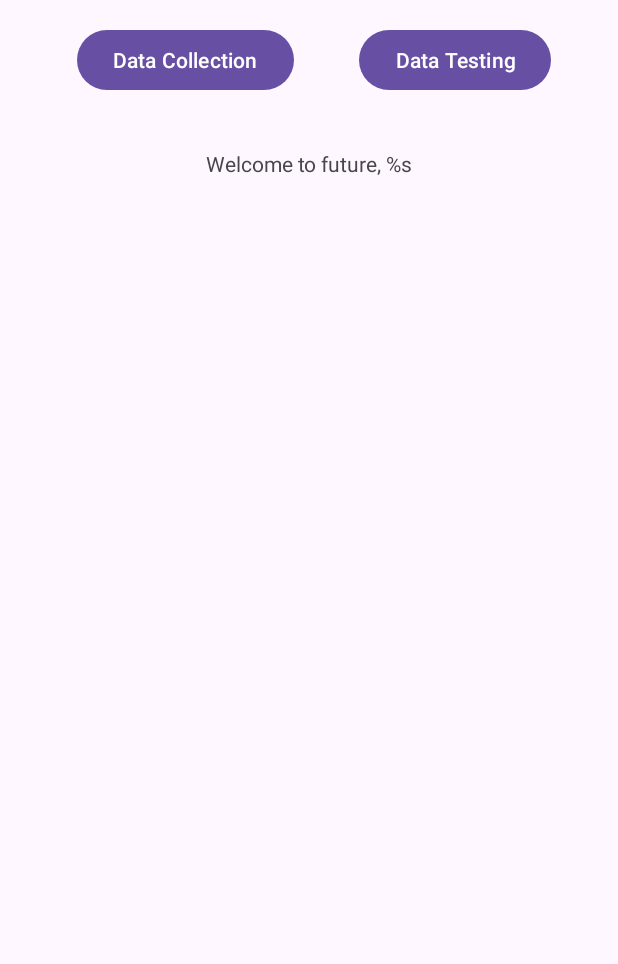
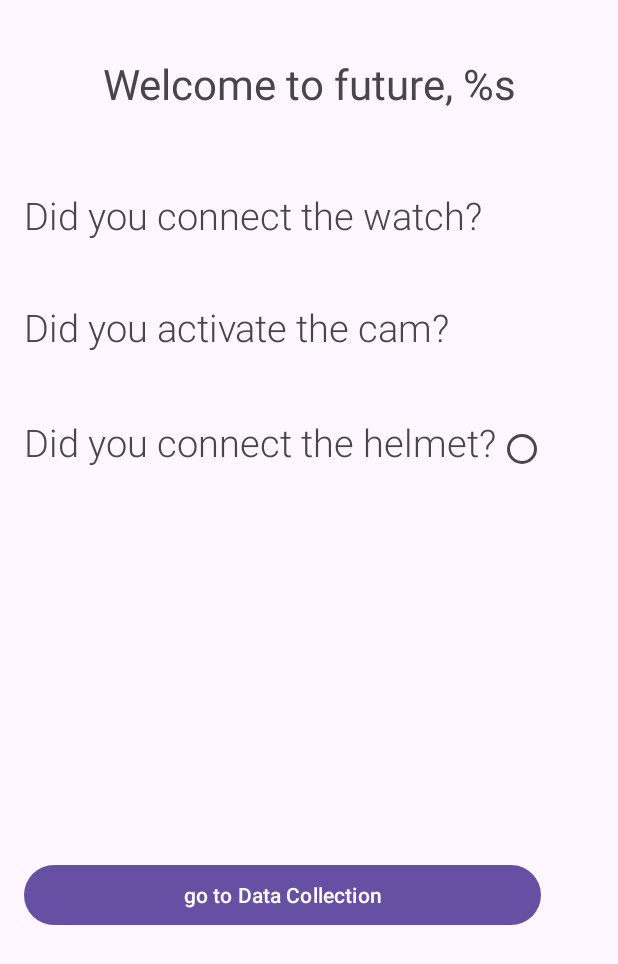
Before and after one commit to MenchiniDev/MobileProject, an Android app: the layout fragment_first.xml on its own in the app's theme, with its tools: preview values and no code run, on a phone screen of 412 x 824 dp. Shown: the top 964 px of the screen. Run offline under Robolectric (Android 15) with nearby library versions, the light colour scheme and no system bars.

Commit message:
added logout, added some aestetic upgradings (more coming soon), mancano forgot password e visualizzazione dati ottenuti

```diff
--- a/app/src/main/java/com/mobile/narciso/DataTesting.kt
+++ b/app/src/main/java/com/mobile/narciso/DataTesting.kt
@@ -20,9 +20,10 @@ class DataTesting : Fragment() {
     override fun onCreateView(
         inflater: LayoutInflater, container: ViewGroup?,
         savedInstanceState: Bundle?
-    ): View? {
+    ): View {
 
         _binding = FragmentDatatestingBinding.inflate(inflater, container, false)
+        //TODO display all plots of data collected during dataCollection session
         return binding.root
 
     }
--- a/app/src/main/res/layout/fragment_first.xml
+++ b/app/src/main/res/layout/fragment_first.xml
@@ -16,40 +16,76 @@
             android:layout_height="match_parent"
             android:orientation="vertical">
 
+            <TextView
+                android:id="@+id/textview_first"
+                android:layout_width="match_parent"
+                android:layout_height="80dp"
+                android:layout_marginBottom="30dp"
+                android:gravity="center"
+                android:text="@string/presentation"
+                android:textSize="28sp" />
+
+            <TextView
+                android:id="@+id/textview_watchOK"
+                android:layout_width="match_parent"
+                android:layout_height="wrap_content"
+                android:text="@string/textview_watchOK"
+                app:layout_constraintBottom_toBottomOf="parent"
+                android:layout_marginBottom="40dp"
+                android:textSize="25sp"
+                android:fontFamily="sans-serif-light"
+                app:layout_constraintTop_toTopOf="parent" />
+
+            <TextView
+                android:id="@+id/textview_camOK"
+                android:layout_width="match_parent"
+                android:layout_height="wrap_content"
+                android:text="@string/textview_camOK"
+                android:layout_marginBottom="40dp"
+                android:textSize="25sp"
+                android:fontFamily="sans-serif-light"
+                app:layout_constraintBottom_toBottomOf="parent"
+                app:layout_constraintTop_toTopOf="parent" />
+
             <LinearLayout
                 android:layout_width="match_parent"
-                android:layout_height="match_parent"
+                android:layout_height="297dp"
+                android:orientation="horizontal">
+
+                <TextView
+                    android:id="@+id/textview_helmetOK"
+                    android:layout_width="0dp"
+                    android:layout_height="wrap_content"
+                    android:layout_marginBottom="40dp"
+                    android:layout_weight="1"
+                    android:fontFamily="sans-serif-light"
+                    android:text="@string/textview_helmetOK"
+                    android:textSize="25sp"
+                    app:layout_constraintBottom_toBottomOf="parent"
+                    app:layout_constraintTop_toTopOf="parent" />
+
+                <RadioButton
+                    android:id="@+id/radioButton"
+                    android:layout_width="wrap_content"
+                    android:layout_height="wrap_content"
+                    android:layout_marginEnd="16dp" />
+            </LinearLayout>
+
+            <LinearLayout
+                android:layout_width="match_parent"
+                android:layout_height="wrap_content"
                 android:orientation="horizontal">
 
                 <Button
                     android:id="@+id/gotoDataCollection"
-                    android:layout_width="wrap_content"
+                    android:layout_width="match_parent"
                     android:layout_height="wrap_content"
-                    android:layout_marginLeft="35dp"
+                    android:layout_marginEnd="35dp"
                     android:text="@string/DataCollection" />
+
             </LinearLayout>
+
         </LinearLayout>
 
-        <Button
-            android:id="@+id/gotoDataTesting"
-            android:layout_width="wrap_content"
-            android:layout_height="wrap_content"
-            android:text="@string/DataTesting"
-            app:layout_constraintBottom_toTopOf="@id/textview_first"
-            app:layout_constraintEnd_toEndOf="parent"
-            app:layout_constraintHorizontal_bias="0.885"
-            app:layout_constraintStart_toStartOf="parent"
-            app:layout_constraintTop_toTopOf="parent" />
-
-        <TextView
-            android:id="@+id/textview_first"
-            android:layout_width="179dp"
-            android:layout_height="90dp"
-            android:layout_marginBottom="4dp"
-            android:text="@string/presentation"
-            android:gravity="center"
-            app:layout_constraintBottom_toBottomOf="parent"
-            app:layout_constraintEnd_toEndOf="parent"
-            app:layout_constraintStart_toStartOf="parent" />
     </androidx.constraintlayout.widget.ConstraintLayout>
 </androidx.core.widget.NestedScrollView>
--- a/app/src/main/res/menu/menu_main.xml
+++ b/app/src/main/res/menu/menu_main.xml
@@ -5,6 +5,6 @@
     <item
         android:id="@+id/action_settings"
         android:orderInCategory="100"
-        android:title="@string/action_settings"
+        android:title="@string/action_logout"
         app:showAsAction="never" />
 </menu>
--- a/app/src/main/res/values/strings.xml
+++ b/app/src/main/res/values/strings.xml
@@ -1,7 +1,7 @@
 
 <resources>
     <string name="app_name">Narciso</string>
-    <string name="action_settings">Settings</string>
+    <string name="action_logout">Log out</string>
     <!-- Strings used for fragments for navigation -->
     <string name="first_fragment_label">First Fragment</string>
     <string name="second_fragment_label">Second Fragment</string>
@@ -12,7 +12,7 @@
         Welcome to future, %s
     </string>
 
-    <string name="DataCollection">Data Collection</string>
+    <string name="DataCollection">go to Data Collection</string>
     <string name="DataTesting">Data Testing</string>
 
     <string name="datacollection_text">
@@ -22,5 +22,9 @@
     <string name="DataTestingButton">go to data collection</string>
     <string name="DataCollectionButton">go to data testing</string>
     <string name="DataTesting_text">benvenuto nel data testing, qui inizierà a breve il test dei tuoi dati con il modello pre addestrato!</string>
-    <string name="DataCollection_fun">Quanto siamo belli eh</string>
+
+    <string name="textview_watchOK">Did you connect the watch?</string>
+    <string name="textview_camOK">Did you activate the cam?</string>
+    <string name="textview_helmetOK">Did you connect the helmet?</string>
+
 </resources>
```
Also changed, not shown: app/src/main/java/com/mobile/narciso/DataCollection.kt (+12 -17 lines), app/src/main/java/com/mobile/narciso/FirstFragment.kt (+44 -12 lines), app/src/main/java/com/mobile/narciso/MainActivity.kt (+5 -5 lines).
